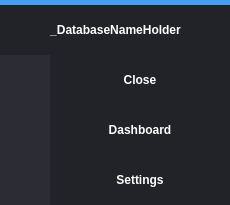
This is Blue/MainwindowWidgets/databasebutton.ui in AmiditeX/Blue as Qt 5 draws it before an edit. The edited form follows.
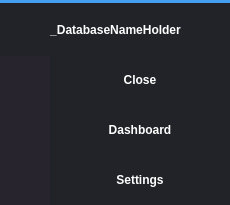
This is the edited form.

The edit to the form file:
```diff
--- a/Blue/MainwindowWidgets/databasebutton.ui
+++ b/Blue/MainwindowWidgets/databasebutton.ui
@@ -14,15 +14,15 @@
    <string>Form</string>
   </property>
   <property name="styleSheet">
-   <string notr="true">background-color: rgb(44, 44, 52);</string>
+   <string notr="true">background-color: rgb(39, 36, 45);</string>
   </property>
   <widget class="QPushButton" name="databaseButton">
    <property name="geometry">
     <rect>
      <x>0</x>
-     <y>5</y>
+     <y>3</y>
      <width>231</width>
-     <height>50</height>
+     <height>53</height>
     </rect>
    </property>
    <property name="styleSheet">
@@ -129,7 +129,7 @@
      <x>0</x>
      <y>0</y>
      <width>230</width>
-     <height>5</height>
+     <height>3</height>
     </rect>
    </property>
    <property name="styleSheet">
```
